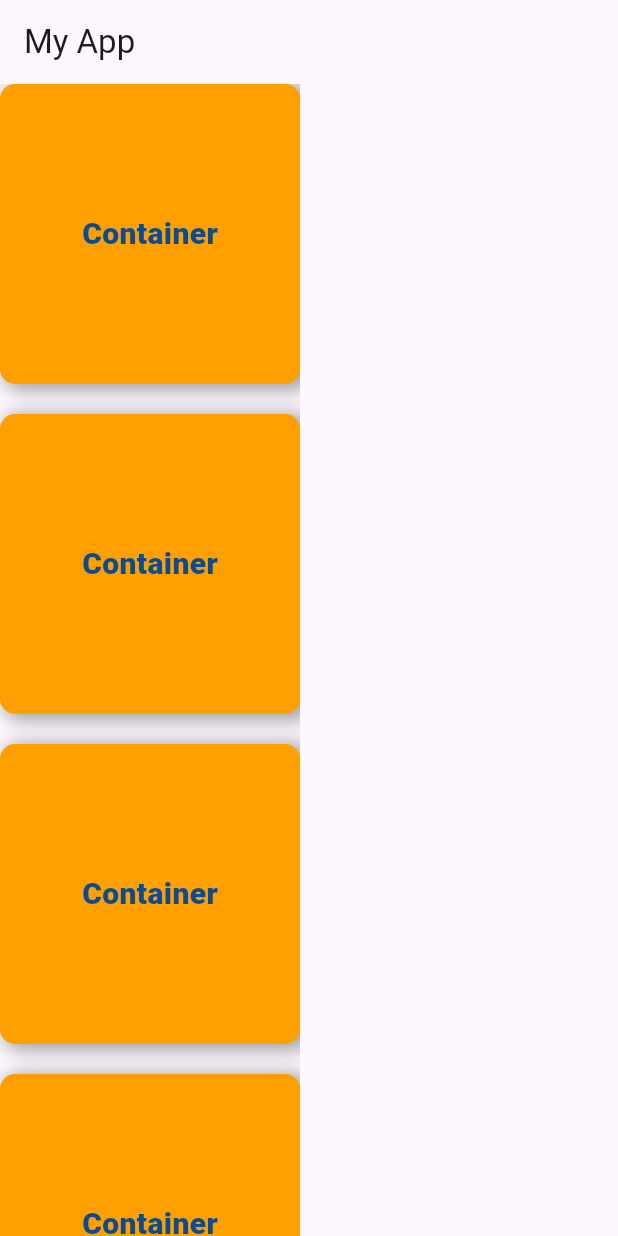
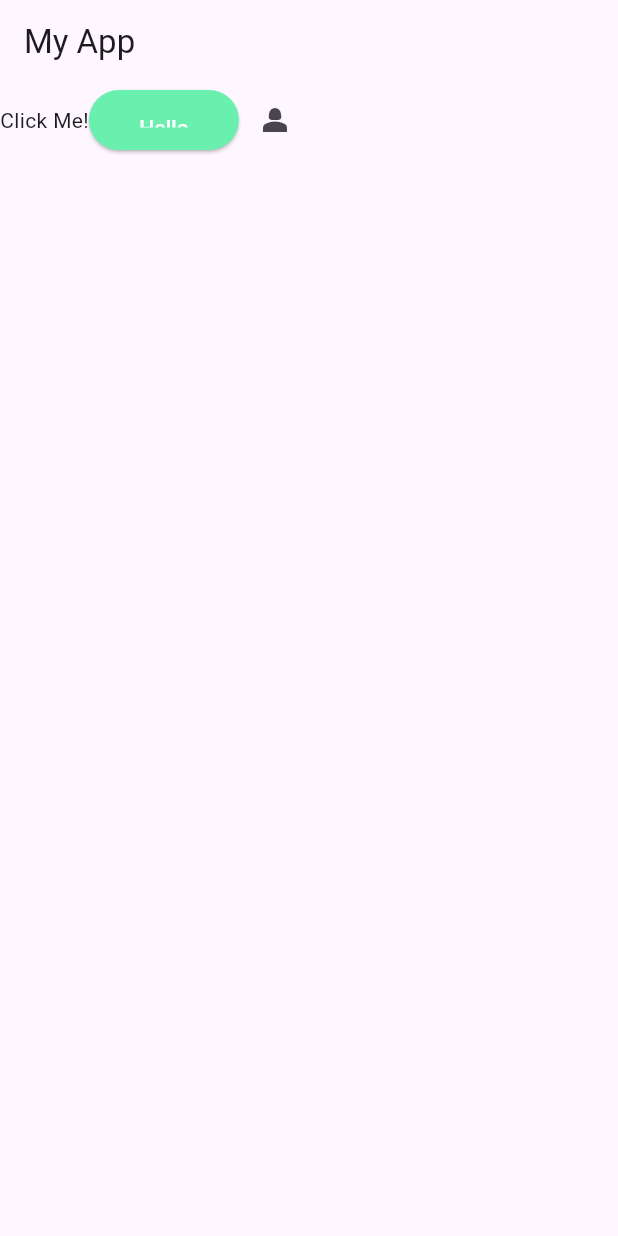
Before and after one commit to BilaalRashid278/learn_flutter, a Flutter app: the screen it shows after launch, on a phone screen of 412 x 824 dp. Run offline on Flutter 3.47's test engine with Material 3 defaults, Android fonts, the phone set to English and light mode, and no system bars.

Commit message:
learning the buttons in flutter

```diff
--- /dev/null
+++ b/lib/components/Buttons.dart
@@ -0,0 +1,68 @@
+// ignore_for_file: file_names, avoid_print
+
+import 'package:flutter/material.dart';
+
+class Buttons extends StatefulWidget {
+  const Buttons({super.key});
+  @override
+  State<Buttons> createState() => _ButtonsActions();
+}
+
+class _ButtonsActions extends State<Buttons> {
+  int counter = 0;
+  Color changeColor = Colors.greenAccent;
+  sayHello() {
+    setState(() {
+      switch (counter) {
+        case 0:
+          changeColor = Colors.red;
+          counter++;
+          break;
+        case 1:
+          changeColor = Colors.blue;
+          counter++;
+          break;
+        case 2:
+          changeColor = Colors.yellow;
+          counter++;
+          break;
+        case 3:
+          changeColor = Colors.orange;
+          counter++;
+          break;
+        default:
+          changeColor = Colors.greenAccent;
+          counter = 0;
+      }
+    });
+  }
+
+  @override
+  Widget build(BuildContext context) {
+    return Row(
+      children: [
+        GestureDetector(
+            onTap: () {
+              print("Gesture.....");
+            },
+            child: const Text('Click Me!')),
+        ElevatedButton(
+          style: ElevatedButton.styleFrom(
+              fixedSize: const Size(100, 35),
+              backgroundColor: changeColor,
+              padding: const EdgeInsets.all(15)),
+          onPressed: sayHello,
+          child: const Text(
+            "Hello",
+            style: TextStyle(color: Colors.white),
+          ),
+        ),
+        IconButton(
+            onPressed: () {
+              print("IconButton");
+            },
+            icon: const Icon(Icons.person_2))
+      ],
+    );
+  }
+}
--- a/lib/main.dart
+++ b/lib/main.dart
@@ -1,7 +1,8 @@
 // ignore_for_file: non_constant_identifier_names, library_prefixes, avoid_print
 
 import 'package:flutter/material.dart';
-import './components/Containers.dart' as Containers;
+// import './components/Containers.dart' as Containers
+import './components/Buttons.dart' as Buttons;
 // import 'package:http/http.dart' as http;
 // import 'd'
 
@@ -11,7 +12,6 @@ void main() {
 
 class MyApp extends StatelessWidget {
   const MyApp({super.key});
-
   // This widget is the root of your application.
   @override
   Widget build(BuildContext context) {
@@ -23,8 +23,8 @@ class MyApp extends StatelessWidget {
         ),
         // ignore: avoid_unnecessary_containers
         home: Scaffold(
-          appBar: AppBar(title: const Text('My App')),
-          body: const Containers.LearnContainer()),
-    );
+            appBar: AppBar(
+                title: InkWell(onTap: () {}, child: const Text('My App'))),
+            body: const Buttons.Buttons()));
   }
 }
--- a/pubspec.yaml
+++ b/pubspec.yaml
@@ -36,6 +36,7 @@ dependencies:
   # Use with the CupertinoIcons class for iOS style icons.
   cupertino_icons: ^1.0.6
   http: ^1.2.1
+  dhttpd: ^4.1.0
 
 dev_dependencies:
   flutter_test:
```
Also changed, not shown: pubspec.lock. Lines whose indentation alone changed are shown as unchanged.
